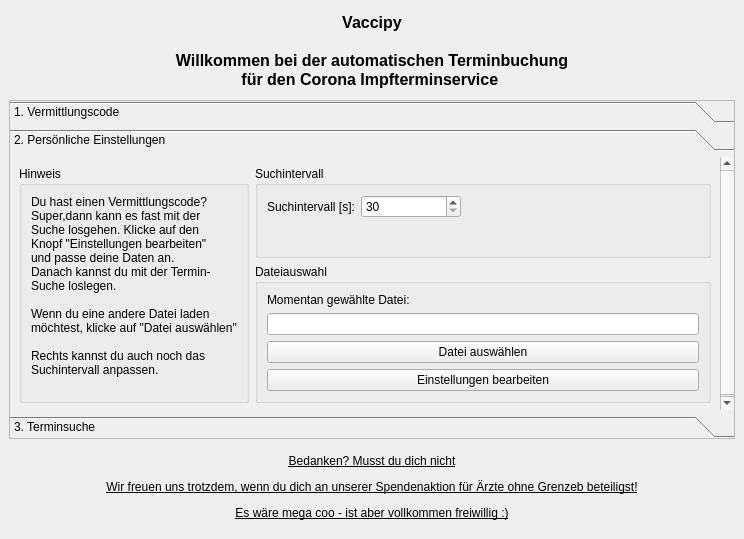
The window that tools/gui/main.ui (timreibe/vaccipy) describes before a commit, drawn with Qt 5.
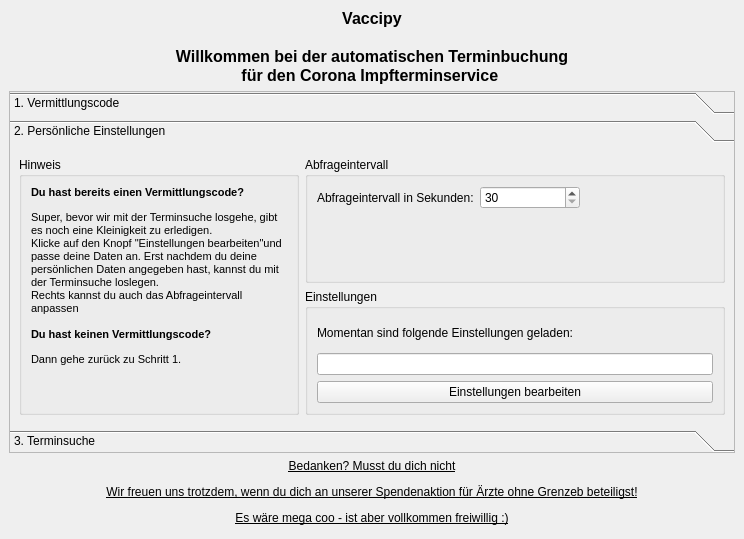
The same window after the commit. The open tabs and pages were chosen to show the change.

Commit message: adapted texts

The edit to the form file:
```diff
--- a/tools/gui/main.ui
+++ b/tools/gui/main.ui
@@ -16,9 +16,9 @@
   <widget class="QWidget" name="centralwidget">
    <layout class="QGridLayout">
     <item row="0" column="0">
-     <layout class="QVBoxLayout" name="verticalLayout" stretch="1,4,1">
+     <layout class="QVBoxLayout" name="verticalLayout" stretch="1,6,1">
       <property name="bottomMargin">
-       <number>0</number>
+       <number>5</number>
       </property>
       <item>
        <widget class="QLabel" name="header_label">
@@ -196,7 +196,7 @@
            <x>0</x>
            <y>0</y>
            <width>722</width>
-           <height>255</height>
+           <height>281</height>
           </rect>
          </property>
          <attribute name="label">
@@ -204,34 +204,33 @@
          </attribute>
          <layout class="QHBoxLayout" name="horizontalLayout" stretch="1">
           <item>
-           <layout class="QHBoxLayout" name="horizontalLayout_7" stretch="1,2">
+           <layout class="QHBoxLayout" name="horizontalLayout_7" stretch="2,3">
             <item>
              <widget class="QGroupBox" name="groupBox_3">
               <property name="title">
                <string>Hinweis</string>
               </property>
               <layout class="QGridLayout" name="gridLayout_6">
+               <property name="bottomMargin">
+                <number>2</number>
+               </property>
                <item row="0" column="0">
                 <widget class="QLabel" name="label">
                  <property name="text">
-                  <string>Du hast einen Vermittlungscode?
-Super,dann kann es fast mit der
-Suche losgehen. Klicke auf den
-Knopf &quot;Einstellungen bearbeiten&quot;
-und passe deine Daten an.
-Danach kannst du mit der Termin-
-Suche loslegen.
-
-Wenn du eine andere Datei laden
-möchtest, klicke auf &quot;Datei auswählen&quot;
-
-Rechts kannst du auch noch das 
-Suchintervall anpassen.
-</string>
+                  <string>&lt;!DOCTYPE HTML PUBLIC &quot;-//W3C//DTD HTML 4.0//EN&quot; &quot;http://www.w3.org/TR/REC-html40/strict.dtd&quot;&gt;
+&lt;html&gt;&lt;head&gt;&lt;meta name=&quot;qrichtext&quot; content=&quot;1&quot; /&gt;&lt;style type=&quot;text/css&quot;&gt;
+p, li { white-space: pre-wrap; }
+&lt;/style&gt;&lt;/head&gt;&lt;body style=&quot; font-family:'MS Shell Dlg 2'; font-size:8pt; font-weight:400; font-style:normal;&quot;&gt;
+&lt;p style=&quot; margin-top:12px; margin-bottom:12px; margin-left:0px; margin-right:0px; -qt-block-indent:0; text-indent:0px;&quot;&gt;&lt;span style=&quot; font-weight:600;&quot;&gt;Du hast bereits einen Vermittlungscode?&lt;/span&gt;&lt;/p&gt;
+&lt;p style=&quot; margin-top:12px; margin-bottom:12px; margin-left:0px; margin-right:0px; -qt-block-indent:0; text-indent:0px;&quot;&gt;Super, bevor wir mit der Terminsuche losgehe, gibt es noch eine Kleinigkeit zu erledigen.&lt;br /&gt;Klicke auf den Knopf &amp;quot;Einstellungen bearbeiten&amp;quot;und passe deine Daten an. Erst nachdem du deine persönlichen Daten angegeben hast, kannst du mit der Terminsuche loslegen.&lt;br /&gt;Rechts kannst du auch das Abfrageintervall anpassen&lt;br /&gt;&lt;br /&gt;&lt;span style=&quot; font-weight:600;&quot;&gt;Du hast keinen Vermittlungscode?&lt;/span&gt;&lt;/p&gt;
+&lt;p style=&quot; margin-top:12px; margin-bottom:12px; margin-left:0px; margin-right:0px; -qt-block-indent:0; text-indent:0px;&quot;&gt;Dann gehe zurück zu Schritt 1.&lt;/p&gt;&lt;/body&gt;&lt;/html&gt;</string>
                  </property>
                  <property name="alignment">
                   <set>Qt::AlignLeading|Qt::AlignLeft|Qt::AlignTop</set>
                  </property>
+                 <property name="wordWrap">
+                  <bool>true</bool>
+                 </property>
                 </widget>
                </item>
               </layout>
@@ -242,13 +241,13 @@
               <item>
                <widget class="QGroupBox" name="groupBox_7">
                 <property name="title">
-                 <string>Suchintervall</string>
+                 <string>Abfrageintervall</string>
                 </property>
                 <layout class="QFormLayout" name="formLayout_2">
                  <item row="0" column="0">
                   <widget class="QLabel" name="interval_label">
                    <property name="text">
-                    <string>Suchintervall [s]:</string>
+                    <string>Abfrageintervall in Sekunden:</string>
                    </property>
                   </widget>
                  </item>
@@ -283,13 +282,13 @@
               <item>
                <widget class="QGroupBox" name="groupBox_8">
                 <property name="title">
-                 <string>Dateiauswahl</string>
+                 <string>Einstellungen</string>
                 </property>
                 <layout class="QVBoxLayout" name="verticalLayout_7">
                  <item>
                   <widget class="QLabel" name="kontaktdaten_label">
                    <property name="text">
-                    <string>Momentan gewählte Datei:</string>
+                    <string>Momentan sind folgende Einstellungen geladen:</string>
                    </property>
                   </widget>
                  </item>
@@ -306,13 +305,6 @@
                    </property>
                   </widget>
                  </item>
-                 <item>
-                  <widget class="QPushButton" name="b_dateien_kontaktdaten">
-                   <property name="text">
-                    <string>Datei auswählen</string>
-                   </property>
-                  </widget>
-                 </item>
                  <item>
                   <widget class="QPushButton" name="b_neue_kontaktdaten">
                    <property name="text">
```
Left out of the diff: 44 changed lines with no effect on the pictures. The commit also changes 1 other file.
